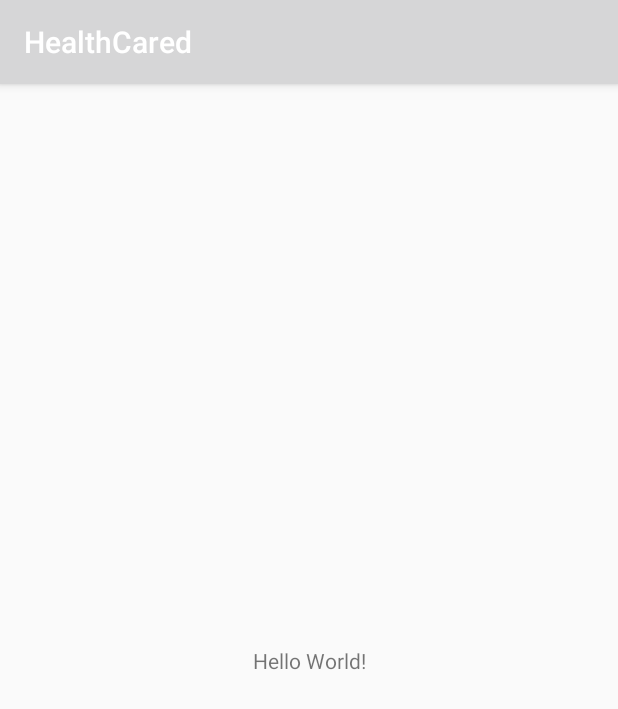
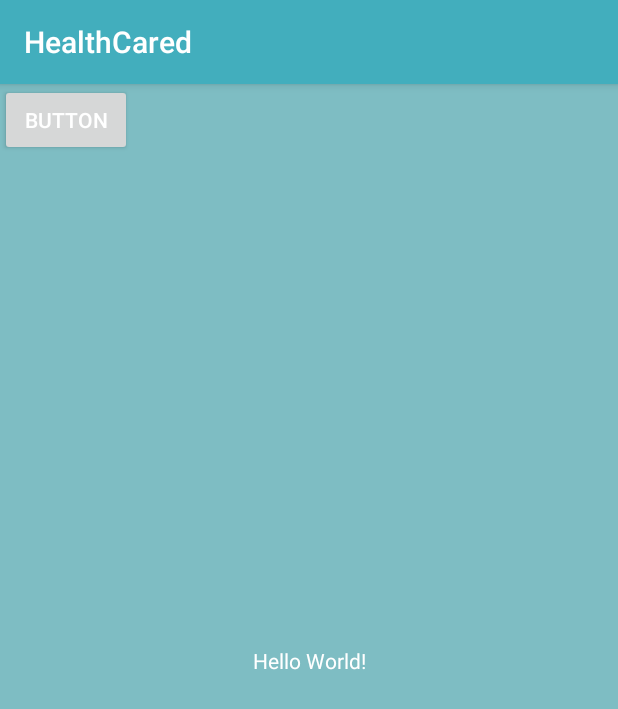
Before and after one commit to Dragris/HealthCared, an Android app: the screen it shows after launch (MainActivity), on a phone screen of 412 x 824 dp. Shown: the top 709 px of the screen. Run offline under Robolectric (Android 15) with nearby library versions, the phone set to English and light mode, and no system bars.

Commit message:
Updated graddle and colours.

```diff
--- a/app/build.gradle
+++ b/app/build.gradle
@@ -30,6 +30,7 @@ dependencies {
     implementation "org.jetbrains.kotlin:kotlin-stdlib-jdk7:$kotlin_version"
     implementation 'androidx.appcompat:appcompat:1.1.0'
     implementation 'androidx.core:core-ktx:1.2.0'
+    implementation 'com.google.android.gms:play-services-maps:17.0.0'
     implementation 'androidx.constraintlayout:constraintlayout:1.1.3'
     testImplementation 'junit:junit:4.12'
     androidTestImplementation 'androidx.test.ext:junit:1.1.1'
--- a/app/src/main/res/layout/activity_main.xml
+++ b/app/src/main/res/layout/activity_main.xml
@@ -15,4 +15,12 @@
         app:layout_constraintRight_toRightOf="parent"
         app:layout_constraintTop_toTopOf="parent" />
 
+    <Button
+        android:id="@+id/button2"
+        android:layout_width="wrap_content"
+        android:layout_height="wrap_content"
+        android:text="Button"
+        tools:layout_editor_absoluteX="161dp"
+        tools:layout_editor_absoluteY="260dp" />
+
 </androidx.constraintlayout.widget.ConstraintLayout>
--- a/app/src/main/res/values/colors.xml
+++ b/app/src/main/res/values/colors.xml
@@ -5,4 +5,9 @@
     <color name="colorBackground">#7EBDC3</color>
     <color name="colorText">#7B8D93</color>
     <color name="colorWhite">#FFFFFF</color>
+
+    <!-- Base Android Colors -->
+    <color name="colorPrimary">#27FF00</color>
+    <color name="colorPrimaryDark">#FF0000</color>
+    <color name="colorAccent">#FFE500</color>
 </resources>
--- a/app/src/main/res/values/styles.xml
+++ b/app/src/main/res/values/styles.xml
@@ -3,9 +3,17 @@
     <!-- Base application theme. -->
     <style name="AppTheme" parent="Theme.AppCompat.Light.DarkActionBar">
         <!-- Customize your theme here. -->
+        <!--
         <item name="colorPrimary">@color/colorPrimary</item>
         <item name="colorPrimaryDark">@color/colorPrimaryDark</item>
         <item name="colorAccent">@color/colorAccent</item>
+        -->
+        <item name="colorPrimary">@color/colorForeground</item>
+        <item name="colorPrimaryDark">@color/colorForeground</item>
+        <item name="colorAccent">@android:color/holo_green_light</item>
+        <item name="android:colorBackground">@color/colorBackground</item>
+        <item name="android:button">@color/colorButtons</item>
+        <item name="android:textColor">@color/colorWhite</item>
     </style>
 
 </resources>
```
Also changed, not shown: app/src/main/res/values/google_maps_api.xml (added, +24 -0 lines).
